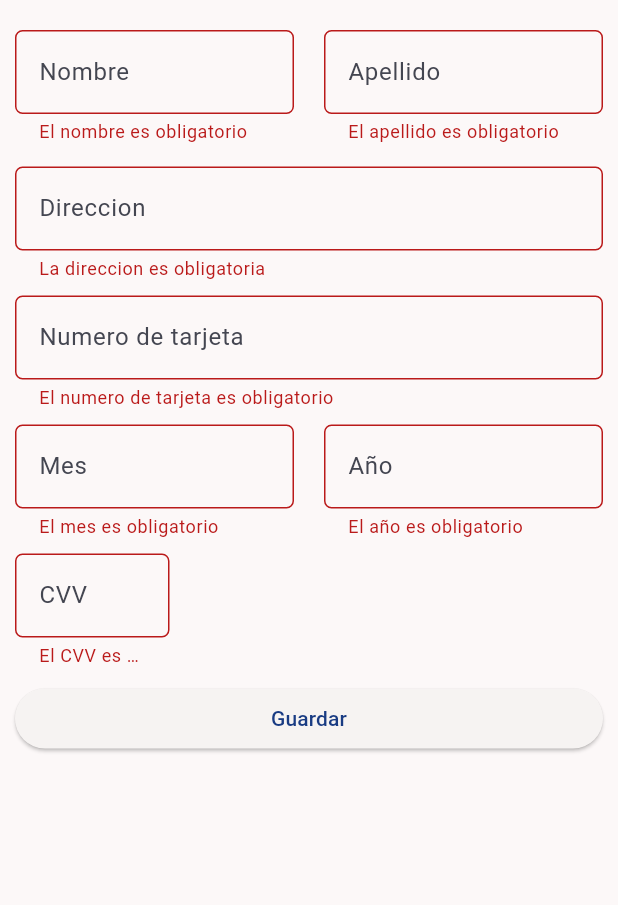
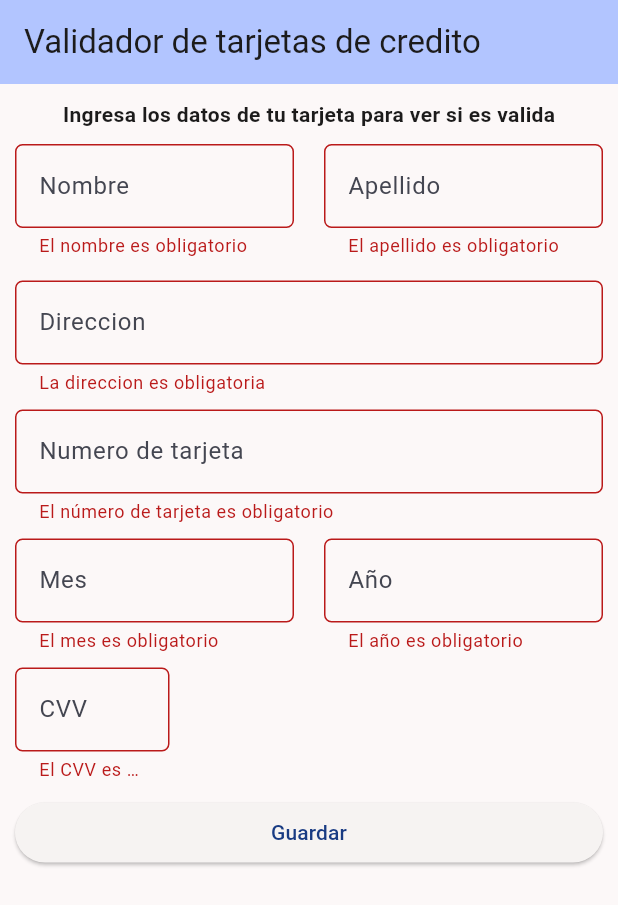
Before and after one commit to EquipoTrabajoMembrana/membrana_movil, a Flutter app: the screen it shows after launch, after a tap on "Guardar", on a phone screen of 412 x 824 dp. Shown: the top 905 px of the screen. Run offline on Flutter 3.47's test engine with Material 3 defaults, Android fonts, the phone set to English and light mode, and no system bars.

Commit message:
solved errors in validations also, solved errors in the gradle file.

```diff
--- a/lib/data/theme/theme.dart
+++ b/lib/data/theme/theme.dart
@@ -67,6 +67,9 @@ class MaterialTheme {
             borderRadius: BorderRadius.circular(5.0),
           ),
         ),
+        appBarTheme: AppBarTheme(
+          backgroundColor: colorScheme.inversePrimary,
+        ),
       );
 
   List<ExtendedColor> get extendedColors => [];
--- a/lib/pages/card-details-page/card_details_page.dart
+++ b/lib/pages/card-details-page/card_details_page.dart
@@ -9,6 +9,8 @@ class CardDetailsPage extends StatefulWidget {
 }
 
 class _CardDetailsPageState extends State<CardDetailsPage> {
+  final formKey = GlobalKey<FormState>();
+
   bool cardDetails(String cardNumber) {
     final numberRegExp = RegExp(r"^\+?0[0-9]{16}$");
     return numberRegExp.hasMatch(cardNumber);
@@ -16,10 +18,12 @@ class _CardDetailsPageState extends State<CardDetailsPage> {
 
   @override
   Widget build(BuildContext context) {
-    final formKey = GlobalKey<FormState>();
     final width = MediaQuery.of(context).size.width;
     return Scaffold(
       resizeToAvoidBottomInset: false,
+      appBar: AppBar(
+        title: const Text('Validador de tarjetas de credito'),
+      ),
       body: SafeArea(
         child: Padding(
           padding: const EdgeInsets.all(10.0),
@@ -31,6 +35,12 @@ class _CardDetailsPageState extends State<CardDetailsPage> {
                 mainAxisAlignment: MainAxisAlignment.center,
                 crossAxisAlignment: CrossAxisAlignment.start,
                 children: [
+                  const Center(
+                    child: Text(
+                      'Ingresa los datos de tu tarjeta para ver si es valida',
+                      style: TextStyle(fontWeight: FontWeight.bold),
+                    ),
+                  ),
                   Padding(
                     padding: const EdgeInsets.symmetric(vertical: 10),
                     child: Row(
@@ -95,10 +105,11 @@ class _CardDetailsPageState extends State<CardDetailsPage> {
                         hintText: 'Numero de tarjeta',
                       ),
                       validator: (value) {
-                        if (value == null ||
-                            value.isEmpty ||
-                            !cardDetails(value)) {
-                          return 'El numero de tarjeta es obligatorio';
+                        if (value == null || value.isEmpty) {
+                          return 'El número de tarjeta es obligatorio';
+                        }
+                        if (cardDetails(value)) {
+                          return 'El número de tarjeta no es válido';
                         }
                         return null;
                       },
@@ -121,6 +132,11 @@ class _CardDetailsPageState extends State<CardDetailsPage> {
                               if (value == null || value.isEmpty) {
                                 return 'El mes es obligatorio';
                               }
+                              final mes = int.tryParse(value);
+
+                              if (mes == null || mes < 1 || mes > 12) {
+                                return 'Mes no valido';
+                              }
                               return null;
                             },
                           ),
@@ -140,6 +156,11 @@ class _CardDetailsPageState extends State<CardDetailsPage> {
                             validator: (value) {
                               if (value == null || value.isEmpty) {
                                 return 'El año es obligatorio';
+                              }
+                              final anio = int.tryParse(value);
+
+                              if (anio == null || anio < 25 || anio > 30) {
+                                return 'Año no válido';
                               }
                               return null;
                             },
@@ -175,7 +196,7 @@ class _CardDetailsPageState extends State<CardDetailsPage> {
                           if (formKey.currentState?.validate() ?? false) {
                             ScaffoldMessenger.of(context).showSnackBar(
                               const SnackBar(
-                                content: Text('Guardado'),
+                                content: Text('Tarjeta valida, gracias 🤓☝🏽'),
                               ),
                             );
                           }
```
Also changed, not shown: pubspec.lock, 1 other file.
